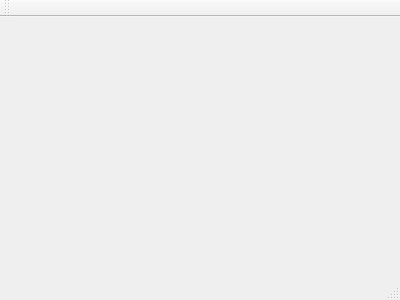
Qt form editor/editorwindow.ui (jimon/danmaku) before a commit.
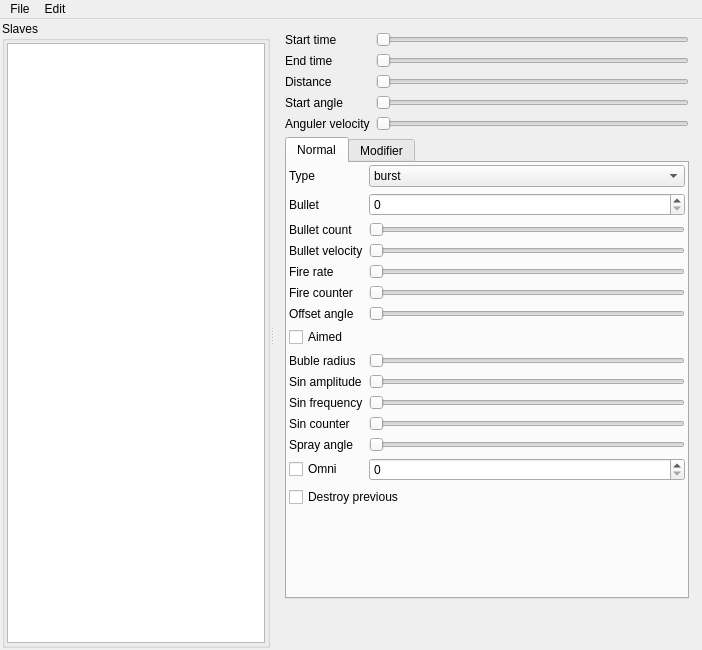
The same form after that commit.

Diff of the .ui file:
```diff
--- a/editor/editorwindow.ui
+++ b/editor/editorwindow.ui
@@ -1,24 +1,609 @@
 <ui version="4.0">
  <class>EditorWindow</class>
- <widget class="QMainWindow" name="EditorWindow" >
-  <property name="geometry" >
+ <widget class="QMainWindow" name="EditorWindow">
+  <property name="geometry">
    <rect>
     <x>0</x>
     <y>0</y>
-    <width>400</width>
-    <height>300</height>
+    <width>702</width>
+    <height>650</height>
    </rect>
   </property>
   <property name="windowTitle" >
    <string>EditorWindow</string>
   </property>
-  <widget class="QMenuBar" name="menuBar" />
-  <widget class="QToolBar" name="mainToolBar" />
-  <widget class="QWidget" name="centralWidget" />
-  <widget class="QStatusBar" name="statusBar" />
+  <widget class="QWidget" name="centralWidget">
+   <layout class="QHBoxLayout" name="horizontalLayout">
+    <property name="spacing">
+     <number>2</number>
+    </property>
+    <property name="leftMargin">
+     <number>2</number>
+    </property>
+    <property name="topMargin">
+     <number>2</number>
+    </property>
+    <property name="rightMargin">
+     <number>2</number>
+    </property>
+    <property name="bottomMargin">
+     <number>2</number>
+    </property>
+    <item>
+     <widget class="QSplitter" name="splitter">
+      <property name="orientation">
+       <enum>Qt::Horizontal</enum>
+      </property>
+      <widget class="QGroupBox" name="groupBox">
+       <property name="title">
+        <string>Slaves</string>
+       </property>
+       <layout class="QVBoxLayout" name="verticalLayout">
+        <property name="leftMargin">
+         <number>2</number>
+        </property>
+        <property name="topMargin">
+         <number>2</number>
+        </property>
+        <property name="rightMargin">
+         <number>2</number>
+        </property>
+        <property name="bottomMargin">
+         <number>2</number>
+        </property>
+        <item>
+         <widget class="QListWidget" name="listWidget">
+          <property name="tabKeyNavigation">
+           <bool>true</bool>
+          </property>
+          <property name="alternatingRowColors">
+           <bool>true</bool>
+          </property>
+         </widget>
+        </item>
+       </layout>
+      </widget>
+      <widget class="QWidget" name="layoutWidget">
+       <layout class="QVBoxLayout" name="verticalLayout_4">
+        <item>
+         <layout class="QGridLayout" name="gridLayout">
+          <item row="0" column="0">
+           <widget class="QLabel" name="label_4">
+            <property name="text">
+             <string>Start time</string>
+            </property>
+           </widget>
+          </item>
+          <item row="0" column="1">
+           <widget class="QSlider" name="startTimeSlider">
+            <property name="orientation">
+             <enum>Qt::Horizontal</enum>
+            </property>
+           </widget>
+          </item>
+          <item row="1" column="0">
+           <widget class="QLabel" name="label_5">
+            <property name="text">
+             <string>End time</string>
+            </property>
+           </widget>
+          </item>
+          <item row="1" column="1">
+           <widget class="QSlider" name="endTimeSlider">
+            <property name="orientation">
+             <enum>Qt::Horizontal</enum>
+            </property>
+           </widget>
+          </item>
+          <item row="2" column="0">
+           <widget class="QLabel" name="label">
+            <property name="text">
+             <string>Distance</string>
+            </property>
+           </widget>
+          </item>
+          <item row="2" column="1">
+           <widget class="QSlider" name="distanceSlider">
+            <property name="orientation">
+             <enum>Qt::Horizontal</enum>
+            </property>
+           </widget>
+          </item>
+          <item row="3" column="0">
+           <widget class="QLabel" name="label_2">
+            <property name="text">
+             <string>Start angle</string>
+            </property>
+           </widget>
+          </item>
+          <item row="3" column="1">
+           <widget class="QSlider" name="startAngleSlider">
+            <property name="orientation">
+             <enum>Qt::Horizontal</enum>
+            </property>
+           </widget>
+          </item>
+          <item row="4" column="0">
+           <widget class="QLabel" name="label_3">
+            <property name="text">
+             <string>Anguler velocity</string>
+            </property>
+           </widget>
+          </item>
+          <item row="4" column="1">
+           <widget class="QSlider" name="angulerVelocitySlider">
+            <property name="orientation">
+             <enum>Qt::Horizontal</enum>
+            </property>
+           </widget>
+          </item>
+         </layout>
+        </item>
+        <item>
+         <widget class="QTabWidget" name="tabWidget">
+          <property name="minimumSize">
+           <size>
+            <width>400</width>
+            <height>0</height>
+           </size>
+          </property>
+          <property name="currentIndex">
+           <number>0</number>
+          </property>
+          <widget class="QWidget" name="normalTab">
+           <attribute name="title">
+            <string>Normal</string>
+           </attribute>
+           <layout class="QVBoxLayout" name="verticalLayout_2">
+            <property name="spacing">
+             <number>2</number>
+            </property>
+            <property name="leftMargin">
+             <number>2</number>
+            </property>
+            <property name="topMargin">
+             <number>2</number>
+            </property>
+            <property name="rightMargin">
+             <number>2</number>
+            </property>
+            <property name="bottomMargin">
+             <number>2</number>
+            </property>
+            <item>
+             <layout class="QGridLayout" name="gridLayout_2">
+              <item row="0" column="0">
+               <widget class="QLabel" name="label_6">
+                <property name="text">
+                 <string>Type</string>
+                </property>
+               </widget>
+              </item>
+              <item row="0" column="1">
+               <widget class="QComboBox" name="nTypeCombo">
+                <item>
+                 <property name="text">
+                  <string>burst</string>
+                 </property>
+                </item>
+                <item>
+                 <property name="text">
+                  <string>stream</string>
+                 </property>
+                </item>
+                <item>
+                 <property name="text">
+                  <string>tristream</string>
+                 </property>
+                </item>
+                <item>
+                 <property name="text">
+                  <string>mirror</string>
+                 </property>
+                </item>
+                <item>
+                 <property name="text">
+                  <string>buble</string>
+                 </property>
+                </item>
+                <item>
+                 <property name="text">
+                  <string>sinwave</string>
+                 </property>
+                </item>
+                <item>
+                 <property name="text">
+                  <string>spray</string>
+                 </property>
+                </item>
+               </widget>
+              </item>
+              <item row="1" column="0">
+               <widget class="QLabel" name="label_7">
+                <property name="text">
+                 <string>Bullet</string>
+                </property>
+               </widget>
+              </item>
+              <item row="1" column="1">
+               <widget class="QSpinBox" name="nBulletSpinbox"/>
+              </item>
+              <item row="2" column="0">
+               <widget class="QLabel" name="label_11">
+                <property name="text">
+                 <string>Bullet count</string>
+                </property>
+               </widget>
+              </item>
+              <item row="2" column="1">
+               <widget class="QSlider" name="nBulletCount">
+                <property name="orientation">
+                 <enum>Qt::Horizontal</enum>
+                </property>
+               </widget>
+              </item>
+              <item row="3" column="0">
+               <widget class="QLabel" name="label_12">
+                <property name="text">
+                 <string>Bullet velocity</string>
+                </property>
+               </widget>
+              </item>
+              <item row="3" column="1">
+               <widget class="QSlider" name="nBulletVelocity">
+                <property name="orientation">
+                 <enum>Qt::Horizontal</enum>
+                </property>
+               </widget>
+              </item>
+              <item row="4" column="0">
+               <widget class="QLabel" name="label_9">
+                <property name="text">
+                 <string>Fire rate</string>
+                </property>
+               </widget>
+              </item>
+              <item row="4" column="1">
+               <widget class="QSlider" name="nFireRate">
+                <property name="orientation">
+                 <enum>Qt::Horizontal</enum>
+                </property>
+               </widget>
+              </item>
+              <item row="5" column="0">
+               <widget class="QLabel" name="label_10">
+                <property name="text">
+                 <string>Fire counter</string>
+                </property>
+               </widget>
+              </item>
+              <item row="5" column="1">
+               <widget class="QSlider" name="nFireCounter">
+                <property name="orientation">
+                 <enum>Qt::Horizontal</enum>
+                </property>
+               </widget>
+              </item>
+              <item row="6" column="0">
+               <widget class="QLabel" name="label_8">
+                <property name="text">
+                 <string>Offset angle</string>
+                </property>
+               </widget>
+              </item>
+              <item row="6" column="1">
+               <widget class="QSlider" name="nOffsetAngle">
+                <property name="orientation">
+                 <enum>Qt::Horizontal</enum>
+                </property>
+               </widget>
+              </item>
+              <item row="7" column="0">
+               <widget class="QCheckBox" name="nDirected">
+                <property name="text">
+                 <string>Aimed</string>
+                </property>
+               </widget>
+              </item>
+              <item row="8" column="0">
+               <widget class="QLabel" name="label_13">
+                <property name="text">
+                 <string>Buble radius</string>
+                </property>
+               </widget>
+              </item>
+              <item row="8" column="1">
+               <widget class="QSlider" name="nBubleRadius">
+                <property name="orientation">
+                 <enum>Qt::Horizontal</enum>
+                </property>
+               </widget>
+              </item>
+              <item row="9" column="0">
+               <widget class="QLabel" name="label_14">
+                <property name="text">
+                 <string>Sin amplitude</string>
+                </property>
+               </widget>
+              </item>
+              <item row="9" column="1">
+               <widget class="QSlider" name="nSinA">
+                <property name="orientation">
+                 <enum>Qt::Horizontal</enum>
+                </property>
+               </widget>
+              </item>
+              <item row="10" column="0">
+               <widget class="QLabel" name="label_16">
+                <property name="text">
+                 <string>Sin frequency</string>
+                </property>
+               </widget>
+              </item>
+              <item row="10" column="1">
+               <widget class="QSlider" name="nSinW">
+                <property name="orientation">
+                 <enum>Qt::Horizontal</enum>
+                </property>
+               </widget>
+              </item>
+              <item row="11" column="0">
+               <widget class="QLabel" name="label_15">
+                <property name="text">
+                 <string>Sin counter</string>
+                </property>
+               </widget>
+              </item>
+              <item row="11" column="1">
+               <widget class="QSlider" name="nSinCounter">
+                <property name="orientation">
+                 <enum>Qt::Horizontal</enum>
+                </property>
+               </widget>
+              </item>
+              <item row="12" column="0">
+               <widget class="QLabel" name="label_17">
+                <property name="text">
+                 <string>Spray angle</string>
+                </property>
+               </widget>
+              </item>
+              <item row="12" column="1">
+               <widget class="QSlider" name="nSprayAngle">
+                <property name="orientation">
+                 <enum>Qt::Horizontal</enum>
+                </property>
+               </widget>
+              </item>
+              <item row="13" column="0">
+               <widget class="QCheckBox" name="nOmni">
+                <property name="text">
+                 <string>Omni</string>
+                </property>
+               </widget>
+              </item>
+              <item row="13" column="1">
+               <widget class="QSpinBox" name="nOmniSpinbox"/>
+              </item>
+              <item row="14" column="0" colspan="2">
+               <widget class="QCheckBox" name="nOmniDestroy">
+                <property name="text">
+                 <string>Destroy previous</string>
+                </property>
+               </widget>
+              </item>
+             </layout>
+            </item>
+            <item>
+             <spacer name="verticalSpacer_2">
+              <property name="orientation">
+               <enum>Qt::Vertical</enum>
+              </property>
+              <property name="sizeHint" stdset="0">
+               <size>
+                <width>20</width>
+                <height>9</height>
+               </size>
+              </property>
+             </spacer>
+            </item>
+           </layout>
+          </widget>
+          <widget class="QWidget" name="modTab">
+           <attribute name="title">
+            <string>Modifier</string>
+           </attribute>
+           <layout class="QVBoxLayout" name="verticalLayout_3">
+            <property name="spacing">
+             <number>2</number>
+            </property>
+            <property name="leftMargin">
+             <number>2</number>
+            </property>
+            <property name="topMargin">
+             <number>2</number>
+            </property>
+            <property name="rightMargin">
+             <number>2</number>
+            </property>
+            <property name="bottomMargin">
+             <number>2</number>
+            </property>
+            <item>
+             <layout class="QGridLayout" name="gridLayout_3">
+              <item row="1" column="0">
+               <widget class="QLabel" name="label_19">
+                <property name="text">
+                 <string>Type</string>
+                </property>
+               </widget>
+              </item>
+              <item row="2" column="0">
+               <widget class="QLabel" name="label_18">
+                <property name="text">
+                 <string>Affected bullets</string>
+                </property>
+               </widget>
+              </item>
+              <item row="1" column="1">
+               <widget class="QComboBox" name="mType">
+                <item>
+                 <property name="text">
+                  <string>friction</string>
+                 </property>
+                </item>
+                <item>
+                 <property name="text">
+                  <string>turn</string>
+                 </property>
+                </item>
+                <item>
+                 <property name="text">
+                  <string>gravity</string>
+                 </property>
+                </item>
+               </widget>
+              </item>
+              <item row="2" column="1">
+               <widget class="QSpinBox" name="mBullet"/>
+              </item>
+              <item row="3" column="0">
+               <widget class="QLabel" name="label_20">
+                <property name="text">
+                 <string>Amount</string>
+                </property>
+               </widget>
+              </item>
+              <item row="3" column="1">
+               <widget class="QSlider" name="mAmount">
+                <property name="orientation">
+                 <enum>Qt::Horizontal</enum>
+                </property>
+               </widget>
+              </item>
+              <item row="0" column="0">
+               <widget class="QCheckBox" name="modifierBox">
+                <property name="text">
+                 <string>Modifier</string>
+                </property>
+               </widget>
+              </item>
+             </layout>
+            </item>
+            <item>
+             <spacer name="verticalSpacer">
+              <property name="orientation">
+               <enum>Qt::Vertical</enum>
+              </property>
+              <property name="sizeHint" stdset="0">
+               <size>
+                <width>20</width>
+                <height>333</height>
+               </size>
+              </property>
+             </spacer>
+            </item>
+           </layout>
+          </widget>
+         </widget>
+        </item>
+        <item>
+         <spacer name="verticalSpacer_3">
+          <property name="orientation">
+           <enum>Qt::Vertical</enum>
+          </property>
+          <property name="sizeHint" stdset="0">
+           <size>
+            <width>20</width>
+            <height>40</height>
+           </size>
+          </property>
+         </spacer>
+        </item>
+       </layout>
+      </widget>
+     </widget>
+    </item>
+   </layout>
+  </widget>
+  <widget class="QMenuBar" name="menuBar">
+   <property name="geometry">
+    <rect>
+     <x>0</x>
+     <y>0</y>
+     <width>702</width>
+     <height>21</height>
+    </rect>
+   </property>
+   <widget class="QMenu" name="menuFile">
+    <property name="title">
+     <string>File</string>
+    </property>
+    <addaction name="actionNew"/>
+    <addaction name="actionOpen"/>
+   </widget>
+   <widget class="QMenu" name="menuEdit">
+    <property name="title">
+     <string>Edit</string>
+    </property>
+    <addaction name="actionUndo"/>
+    <addaction name="actionRedo"/>
+    <addaction name="actionAdd_Slave"/>
+    <addaction name="actionRemove_Slave"/>
+   </widget>
+   <addaction name="menuFile"/>
+   <addaction name="menuEdit"/>
+  </widget>
+  <action name="actionOpen">
+   <property name="text">
+    <string>Open</string>
+   </property>
+   <property name="shortcut">
+    <string>Ctrl+O</string>
+   </property>
+  </action>
+  <action name="actionNew">
+   <property name="text">
+    <string>New</string>
+   </property>
+   <property name="shortcut">
+    <string>Ctrl+N</string>
+   </property>
+  </action>
+  <action name="actionUndo">
+   <property name="text">
+    <string>Undo</string>
+   </property>
+   <property name="shortcut">
+    <string>Ctrl+Z</string>
+   </property>
+  </action>
+  <action name="actionRedo">
+   <property name="text">
+    <string>Redo</string>
+   </property>
+   <property name="shortcut">
+    <string>Ctrl+Y</string>
+   </property>
+  </action>
+  <action name="actionAdd_Slave">
+   <property name="text">
+    <string>Add Slave</string>
+   </property>
+   <property name="shortcut">
+    <string>Ctrl+T</string>
+   </property>
+  </action>
+  <action name="actionRemove_Slave">
+   <property name="text">
+    <string>Remove Slave</string>
+   </property>
+   <property name="shortcut">
+    <string>Del</string>
+   </property>
+  </action>
  </widget>
- <layoutDefault spacing="6" margin="11" />
- <pixmapfunction></pixmapfunction>
+ <layoutdefault spacing="6" margin="11"/>
  <resources/>
  <connections/>
 </ui>
```
Left out of the diff: 5 changed lines with no effect on the pictures.
